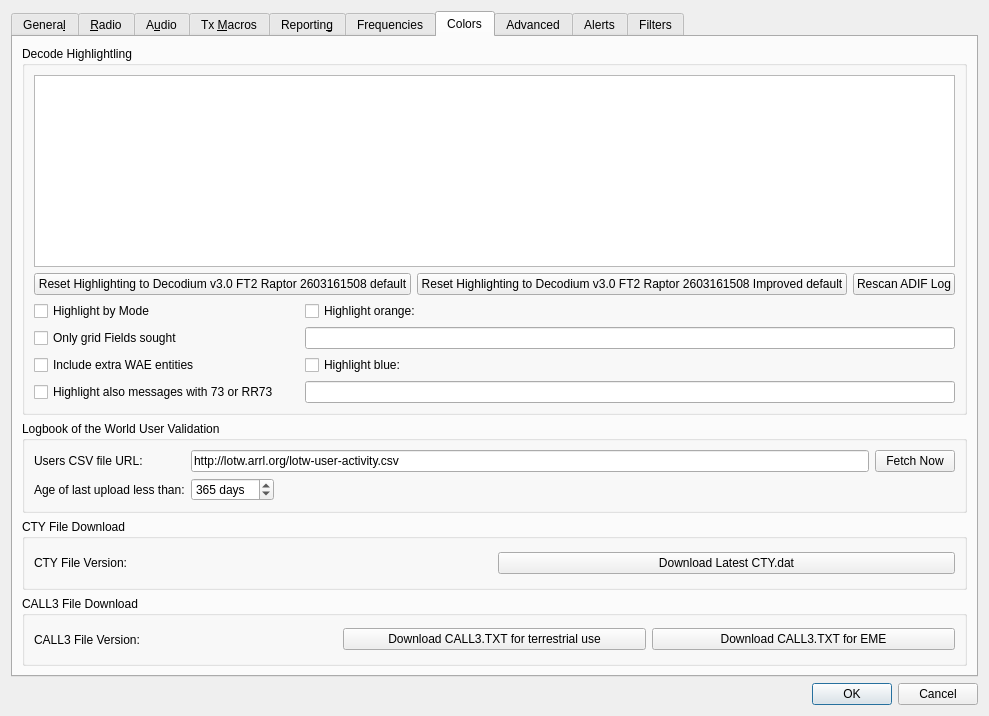
The window that Configuration.ui (iu8lmc/Decodium-3.0-Codename-Raptor) describes before a commit, drawn with Qt 5.
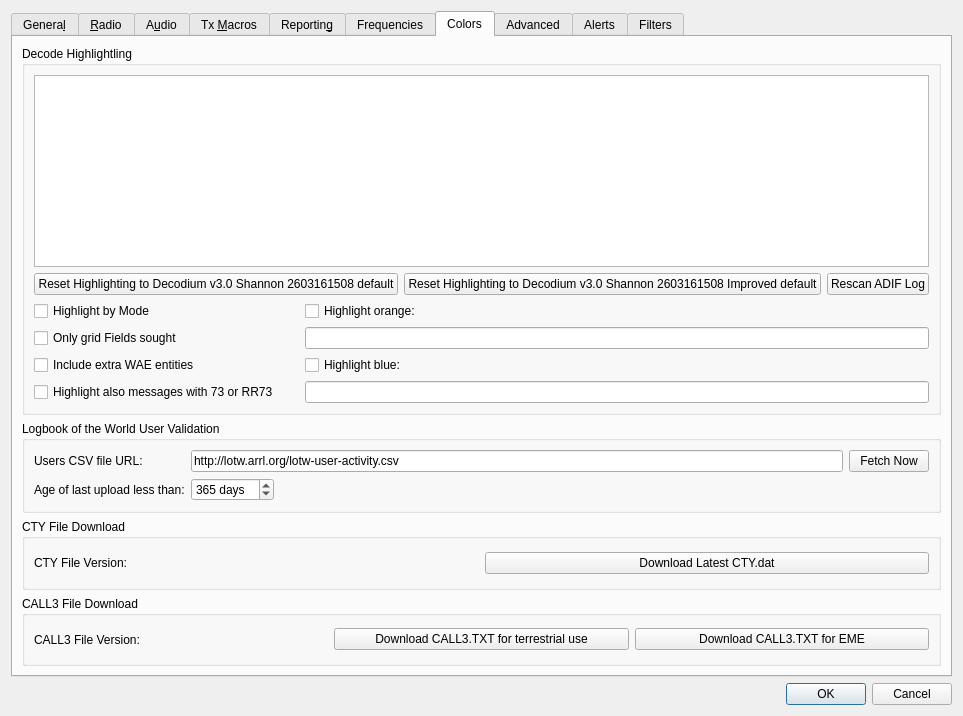
The same window after the commit. The open tabs and pages were chosen to show the change. Custom widgets are drawn as their Qt base class.

Commit message:
Build 2603200201: Rebrand to Decodium Shannon
Full rebrand from "Decodium Fast Track 2" / "Raptor" to "Decodium Shannon".
Named after Claude Shannon (1916-2001), father of information theory.
Motto: "Non ci vuole piu' potenza ma piu' matematica."

New SVG logo with Shannon capacity curve C=Blog2(1+S/N).
Updated splash screen, about dialog, window titles, installer names,
PSKReporter string, ADIF programid, all UI references across 25+ files.

Diff of the .ui file:
```diff
--- a/Configuration.ui
+++ b/Configuration.ui
@@ -2828,14 +2828,14 @@
                <string>&lt;html&gt;&lt;head/&gt;&lt;body&gt;&lt;p&gt;Push to reset all highlight items above to default values and priorities.&lt;/p&gt;&lt;/body&gt;&lt;/html&gt;</string>
               </property>
               <property name="text">
-               <string>Reset Highlighting to Decodium v3.0 FT2 Raptor 2603161508 default</string>
+               <string>Reset Highlighting to Decodium v3.0 Shannon 2603161508 default</string>
               </property>
              </widget>
             </item>
             <item>
              <widget class="QPushButton" name="reset_highlighting_to_defaults2_push_button">
               <property name="text">
-               <string>Reset Highlighting to Decodium v3.0 FT2 Raptor 2603161508 Improved default</string>
+               <string>Reset Highlighting to Decodium v3.0 Shannon 2603161508 Improved default</string>
               </property>
              </widget>
             </item>
```
Left out of the diff: 14 changed lines with no effect on the pictures. The commit also changes 23 other files.
